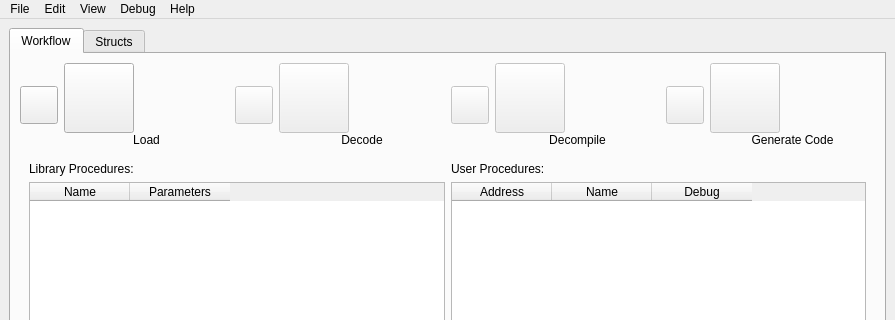
mewbak/boomerang, file boomerang/qtgui2/boomerang.ui: the form before one commit; both pictures show x 0 to 895 and y 0 to 320 of the 895 by 638 pixel window.
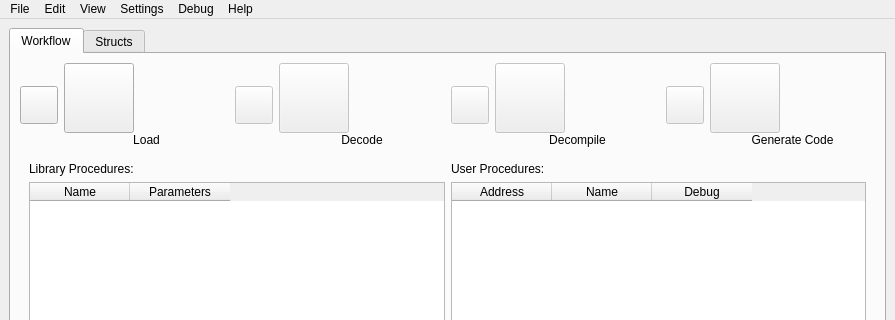
The form after the commit. Icons and pictures are not drawn.

Commit message: Added about dialog

Patch:
```diff
--- a/boomerang/qtgui2/boomerang.ui
+++ b/boomerang/qtgui2/boomerang.ui
@@ -1162,6 +1162,14 @@
     <addaction name="separator" />
     <addaction name="actionSelect_All" />
    </widget>
+   <widget class="QMenu" name="menuSettings" >
+    <property name="title" >
+     <string>Settings</string>
+    </property>
+    <addaction name="actionLoggingOptions" />
+    <addaction name="actionDecodeOptions" />
+    <addaction name="actionDecompileOptions" />
+   </widget>
    <widget class="QMenu" name="menuDebug_2" >
     <property name="title" >
      <string>Debug</string>
@@ -1188,6 +1196,7 @@
    <addaction name="menuFile" />
    <addaction name="menuWindow" />
    <addaction name="menuView" />
+   <addaction name="menuSettings" />
    <addaction name="menuDebug_2" />
    <addaction name="menuHelp" />
   </widget>
```
Left out of the diff: 43 changed lines with no effect on the pictures. The commit also changes 4 other files.
